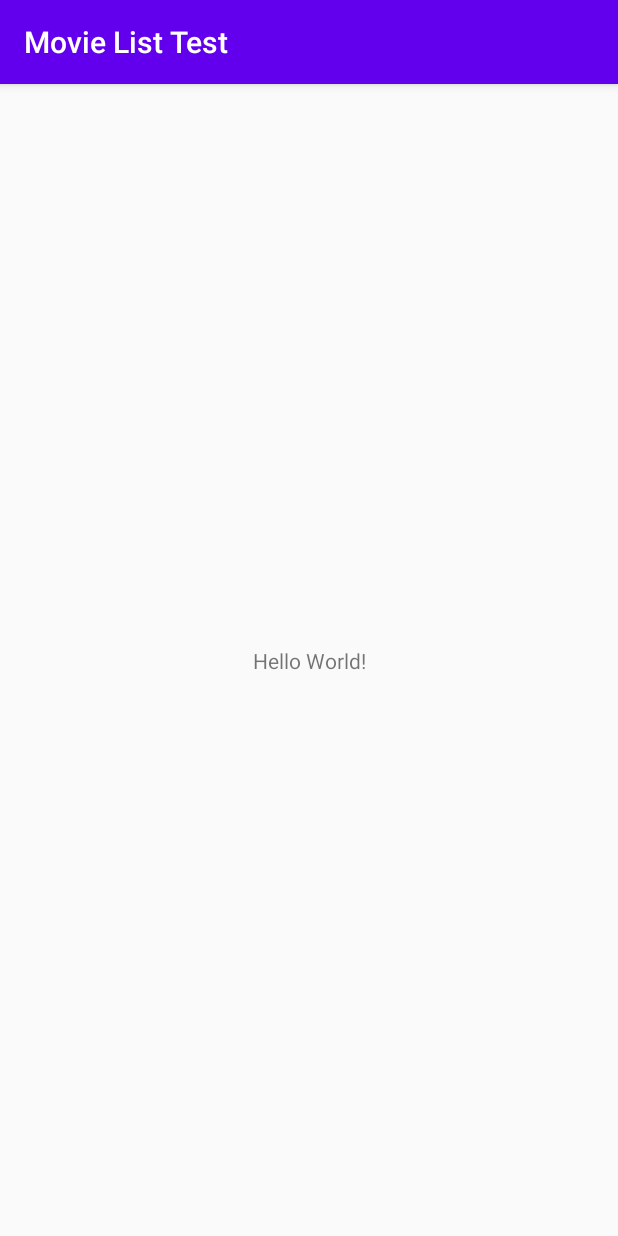
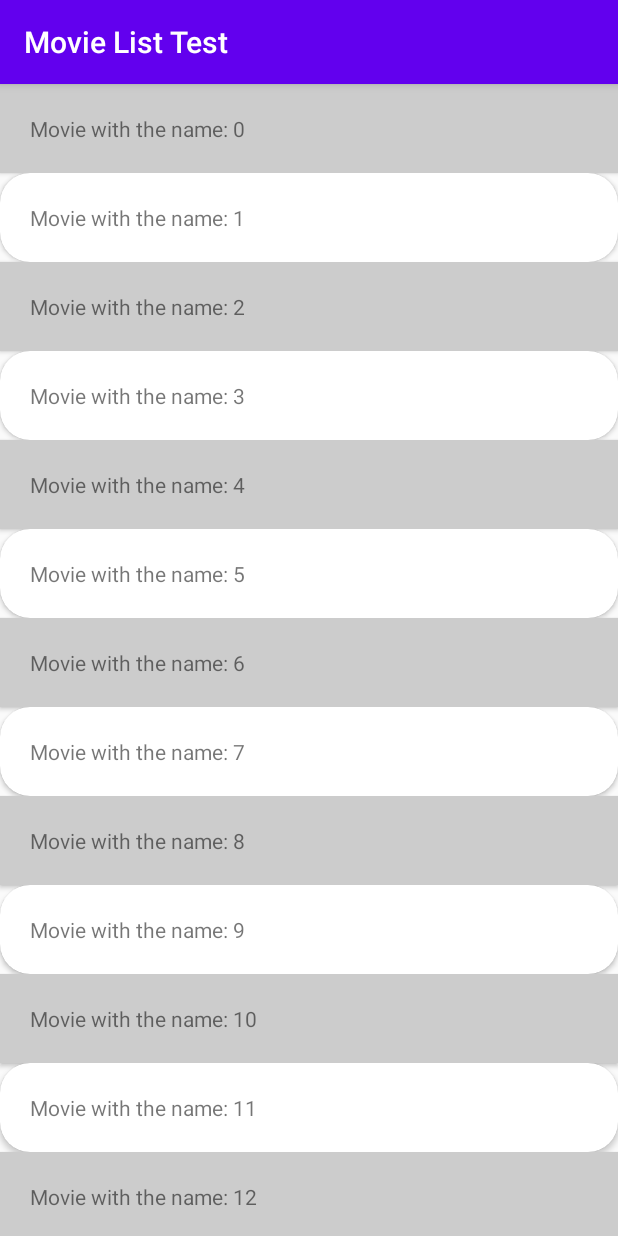
Before and after one commit to oscar-moreno-eit/MovieListTest, an Android app: the screen it shows after launch (MainActivity), on a phone screen of 412 x 824 dp. Run offline under Robolectric (Android 15) with nearby library versions, the phone set to English and light mode, and no system bars.

Commit message:
Adding recycler view
Setting up the recycler view
Generating data
Linking dataset with recycler view

```diff
--- a/app/build.gradle
+++ b/app/build.gradle
@@ -36,6 +36,7 @@ dependencies {
 
     implementation 'androidx.appcompat:appcompat:1.5.1'
     implementation 'androidx.constraintlayout:constraintlayout:2.1.4'
+    implementation 'androidx.recyclerview:recyclerview:1.2.1'
     testImplementation 'junit:junit:4.13.2'
     androidTestImplementation 'androidx.test.ext:junit:1.1.3'
     androidTestImplementation 'androidx.test.espresso:espresso-core:3.4.0'
--- a/app/src/main/java/com/example/movielisttest/MainActivity.kt
+++ b/app/src/main/java/com/example/movielisttest/MainActivity.kt
@@ -2,12 +2,49 @@ package com.example.movielisttest
 
 import androidx.appcompat.app.AppCompatActivity
 import android.os.Bundle
+import androidx.recyclerview.widget.GridLayoutManager
+import androidx.recyclerview.widget.LinearLayoutManager
+import androidx.recyclerview.widget.RecyclerView
+import androidx.recyclerview.widget.StaggeredGridLayoutManager
 
 class MainActivity : AppCompatActivity() {
+
+    private lateinit var rvMovieList:  RecyclerView
+
     override fun onCreate(savedInstanceState: Bundle?) {
         super.onCreate(savedInstanceState)
         setContentView(R.layout.activity_main)
 
+        initViews()
+    }
+
+    private fun initViews() {
+
+        rvMovieList  = findViewById(R.id.movie_list)
+        rvMovieList.adapter = MovieAdapter(generateData())
+        rvMovieList.layoutManager = createLayoutManager()
 
     }
+
+    private fun createLayoutManager(): RecyclerView.LayoutManager {
+        val linearLayoutManager =  LinearLayoutManager(this, LinearLayoutManager.VERTICAL,false)
+        val gridLayoutManager = GridLayoutManager(this,3,GridLayoutManager.HORIZONTAL,true)
+        val staggeredGridLayoutManager = StaggeredGridLayoutManager(3,StaggeredGridLayoutManager.HORIZONTAL)
+        return linearLayoutManager
+    }
+
+    private fun generateData(): List<String> {
+        return(0..99).map {
+            "Movie with the name: $it"
+        }
+    }
 }
+
+/*
+1.- Create an Item_Layout  (layout xml file) - done.
+2.- Subclass of RecyclerView.ViewHolder - done.
+3.- Subclass of RecyclerView.Adapter
+4.- Configure the movieList view.
+    4.a.- setAdapter
+    4.b.- setLayoutManager
+  */
--- /dev/null
+++ b/app/src/main/java/com/example/movielisttest/MovieAdapter.kt
@@ -0,0 +1,31 @@
+package com.example.movielisttest
+
+import android.graphics.Color
+import android.view.LayoutInflater
+import android.view.ViewGroup
+import androidx.recyclerview.widget.RecyclerView
+
+class MovieAdapter(private val dataSet: List<String>): RecyclerView.Adapter<MovieViewHolder>() {
+    /**
+     * Used to create the ViewHolder
+     * This will be called only once
+     * If the structure of the ViewHolder changes, this  one will be called again
+     * Get @layoutInflater.from(context)
+     * Context needs to be from Base context (ContextThemeWrapper)
+     * base context provides Themes, Resources an the Inflater
+     */
+    override fun onCreateViewHolder(parent: ViewGroup, viewType: Int): MovieViewHolder {
+        return MovieViewHolder(
+            LayoutInflater.from(parent.context).inflate(R.layout.movie_item_layout,parent,false)
+        )
+    }
+
+    override fun onBindViewHolder(holder: MovieViewHolder, position: Int) {
+        if (position % 2 == 0) holder.itemView.setBackgroundColor(Color.LTGRAY)
+        holder.tvMovieTitle.text = dataSet[position]
+    }
+
+    override fun getItemCount(): Int {
+        return dataSet.size
+    }
+}
--- /dev/null
+++ b/app/src/main/java/com/example/movielisttest/MovieViewHolder.kt
@@ -0,0 +1,9 @@
+package com.example.movielisttest
+
+import android.view.View
+import android.widget.TextView
+import androidx.recyclerview.widget.RecyclerView
+
+class MovieViewHolder(private val view: View): RecyclerView.ViewHolder(view) {
+    val tvMovieTitle: TextView = view.findViewById(R.id.tv_movie_title)
+}
--- a/app/src/main/res/layout/activity_main.xml
+++ b/app/src/main/res/layout/activity_main.xml
@@ -6,13 +6,12 @@
     android:layout_height="match_parent"
     tools:context=".MainActivity">
 
-    <TextView
-        android:layout_width="wrap_content"
-        android:layout_height="wrap_content"
-        android:text="Hello World!"
-        app:layout_constraintBottom_toBottomOf="parent"
-        app:layout_constraintEnd_toEndOf="parent"
-        app:layout_constraintStart_toStartOf="parent"
-        app:layout_constraintTop_toTopOf="parent" />
+    <androidx.recyclerview.widget.RecyclerView
+        android:layout_width="match_parent"
+        android:layout_height="match_parent"
+        android:id="@+id/movie_list"
+        tools:listitem="@layout/movie_item_layout"
+
+        />
 
 </androidx.constraintlayout.widget.ConstraintLayout>
--- a/app/src/main/res/layout/movie_item_layout.xml
+++ b/app/src/main/res/layout/movie_item_layout.xml
@@ -1,16 +1,19 @@
 <?xml version="1.0" encoding="utf-8"?>
 <androidx.cardview.widget.CardView xmlns:android="http://schemas.android.com/apk/res/android"
     android:layout_width="match_parent"
-    android:layout_height="match_parent"
+    android:layout_height="wrap_content"
     xmlns:app="http://schemas.android.com/apk/res-auto"
     xmlns:tools="http://schemas.android.com/tools"
-    app:cardCornerRadius="0dp">
+    app:cardCornerRadius="20dp">
     <androidx.appcompat.widget.LinearLayoutCompat
         android:layout_width="match_parent"
         android:layout_height="wrap_content">
         <TextView
+            android:id="@+id/tv_movie_title"
             android:layout_width="match_parent"
             android:layout_height="wrap_content"
+            android:padding= "10dp"
+            android:layout_margin="10dp"
             tools:text="example test not visible"
             />
 
```
Also changed, not shown: 1 other file.
